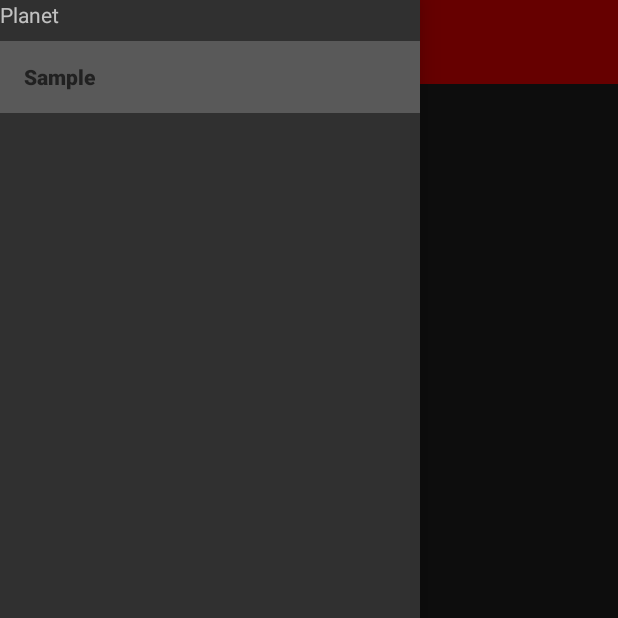
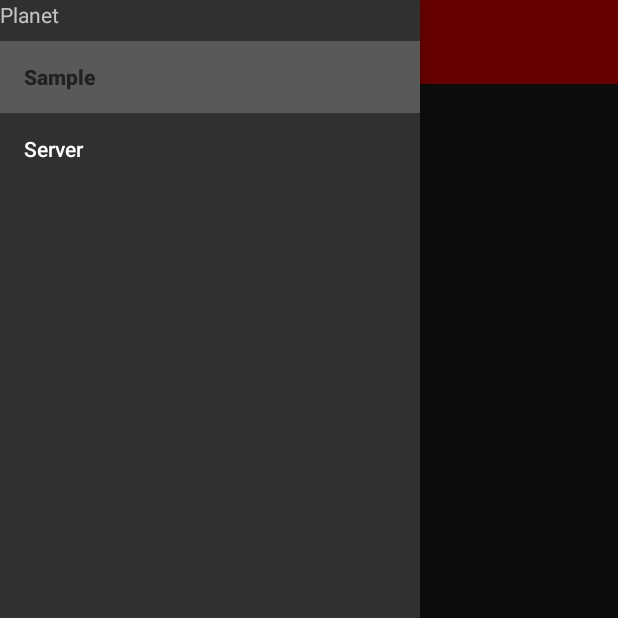
Before and after one commit to Geno1024/NH4, an Android app: the screen it shows after launch (PlanetActivity), with the side drawer open, on a phone screen of 412 x 824 dp, the top half of it. Run offline under Robolectric (Android 15) with nearby library versions, the phone set to English and light mode, and no system bars; our stand-ins replace navigation-ui.

Commit message:
[Update] swdb/planet: new fragment for server.

```diff
--- a/swdb/planet/android/src/main/kotlin/g/sw/PlanetActivity.kt
+++ b/swdb/planet/android/src/main/kotlin/g/sw/PlanetActivity.kt
@@ -26,7 +26,8 @@ class PlanetActivity : AppCompatActivity()
         val navController = findNavController(R.id.navigation_host_fragment_content)
         appBarConfiguration = AppBarConfiguration(
             setOf(
-                R.id.nav_sample
+                R.id.nav_sample,
+                R.id.nav_server
             ),
             drawerLayout
         )
--- a/swdb/planet/android/src/main/res/menu/activity_planet_drawer.xml
+++ b/swdb/planet/android/src/main/res/menu/activity_planet_drawer.xml
@@ -8,5 +8,8 @@
         <item
             android:id="@+id/nav_sample"
             android:title="@string/fragment_sample"/>
+        <item
+            android:id="@+id/nav_server"
+            android:title="@string/fragment_server"/>
     </group>
 </menu>
--- a/swdb/planet/android/src/main/res/navigation/mobile_navigation.xml
+++ b/swdb/planet/android/src/main/res/navigation/mobile_navigation.xml
@@ -9,4 +9,9 @@
         android:name="g.sw.planet.SampleFragment"
         android:label="@string/fragment_sample"
         tools:layout="@layout/fragment_sample"/>
+    <fragment
+        android:id="@+id/nav_server"
+        android:name="g.sw.planet.ServerFragment"
+        android:label="@string/fragment_server"
+        tools:layout="@layout/fragment_server"/>
 </navigation>
--- a/swdb/planet/android/src/main/res/values/strings.xml
+++ b/swdb/planet/android/src/main/res/values/strings.xml
@@ -2,4 +2,5 @@
 <resources>
     <string name="app_name" translatable="false">Planet</string>
     <string name="fragment_sample">Sample</string>
+    <string name="fragment_server">Server</string>
 </resources>
```
Also changed, not shown: swdb/planet/android/src/main/kotlin/g/sw/planet/ServerFragment.kt (added, +15 -0 lines), swdb/planet/android/src/main/res/layout/fragment_server.xml (added, +7 -0 lines), 3 other files.
